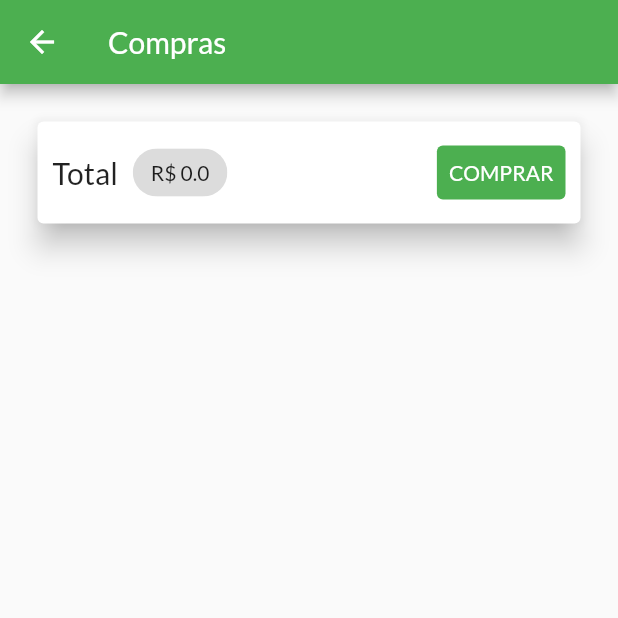
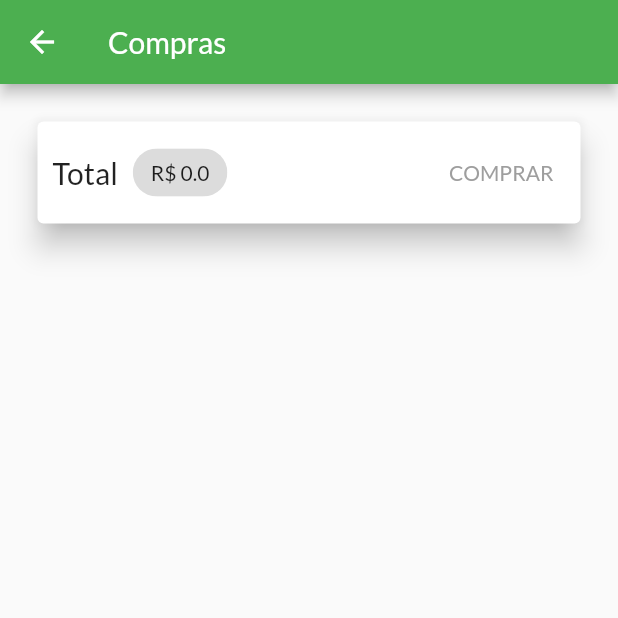
Before and after one commit to Paulodev88/Devnology-Project, a Flutter app: the CartScreen screen opened by its route, on a phone screen of 412 x 824 dp, the top half of it. Run offline on Flutter 3.47's test engine with Material 2 defaults, Android fonts, the phone set to English and light mode, and no system bars; missing offline and left inert: splash_screen_view; network calls fail.

Commit message:
Refactoring the puchase button

```diff
--- /dev/null
+++ b/lib/provider/sale.dart
@@ -0,0 +1,19 @@
+import 'package:devnology/provider/cart.dart';
+
+class Sale {
+  final String id;
+  final double total;
+  final double subTotal;
+  final double commission;
+  final List<CartItem> vehicles;
+  final DateTime date;
+
+  Sale({
+    required this.commission,
+    required this.id,
+    required this.total,
+    required this.subTotal,
+    required this.vehicles,
+    required this.date,
+  });
+}
--- a/lib/screens/cart_screen/cart_scree.dart
+++ b/lib/screens/cart_screen/cart_scree.dart
@@ -1,6 +1,6 @@
 import 'package:devnology/provider/cart.dart';
-import 'package:devnology/provider/sales.dart';
 import 'package:devnology/widgets/cart_item_widget.dart';
+import 'package:devnology/widgets/puchase_button_widget.dart';
 import 'package:flutter/material.dart';
 import 'package:provider/provider.dart';
 
@@ -33,18 +33,7 @@ class CartScreen extends StatelessWidget {
                         Text('R\$ ${cart.totalAmount + cart.totalCommission}'),
                   ),
                   Spacer(),
-                  TextButton(
-                    child: Text('COMPRAR'),
-                    style: TextButton.styleFrom(
-                      primary: Colors.white,
-                      backgroundColor: Theme.of(context).primaryColor,
-                      onSurface: Colors.grey,
-                    ),
-                    onPressed: () {
-                      Provider.of<Sales>(context, listen: false).addSale(cart);
-                      cart.clear();
-                    },
-                  )
+                  PurchaseButton(cart: cart)
                 ],
               ),
             ),
--- /dev/null
+++ b/lib/widgets/puchase_button_widget.dart
@@ -0,0 +1,52 @@
+import 'package:devnology/provider/cart.dart';
+import 'package:devnology/provider/sales.dart';
+import 'package:flutter/material.dart';
+import 'package:provider/provider.dart';
+
+class PurchaseButton extends StatefulWidget {
+  const PurchaseButton({
+    Key? key,
+    required this.cart,
+  }) : super(key: key);
+
+  final Cart cart;
+
+  @override
+  _PurchaseButtonState createState() => _PurchaseButtonState();
+}
+
+class _PurchaseButtonState extends State<PurchaseButton> {
+  bool _isLoading = false;
+  @override
+  Widget build(BuildContext context) {
+    return TextButton(
+      child: _isLoading
+          ? CircularProgressIndicator(
+              color: Colors.white,
+            )
+          : Text('COMPRAR'),
+      style: TextButton.styleFrom(
+        primary: widget.cart.totalAmount == 0
+            ? Theme.of(context).primaryColor
+            : Colors.white,
+        backgroundColor: widget.cart.totalAmount == 0
+            ? Colors.white
+            : Theme.of(context).primaryColor,
+        onSurface: Colors.grey,
+      ),
+      onPressed: widget.cart.totalAmount == 0
+          ? null
+          : () async {
+              setState(() {
+                _isLoading = true;
+              });
+              await Provider.of<Sales>(context, listen: false)
+                  .addSale(widget.cart);
+              setState(() {
+                _isLoading = false;
+              });
+              widget.cart.clear();
+            },
+    );
+  }
+}
```
Also changed, not shown: lib/provider/sales.dart (+30 -22 lines), lib/widgets/sale_widget.dart (+56 -1 lines).
